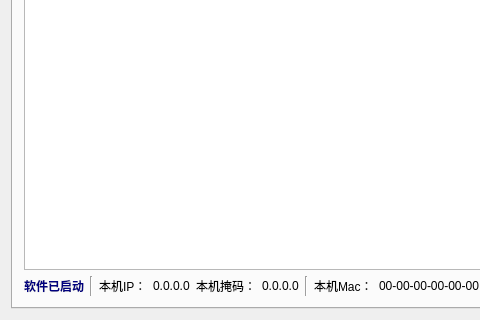
Above: widget.ui from Alex278/SnifferToolServer before the change; both pictures show x 0 to 480 and y 265 to 585 of the 850 by 585 pixel window. Below: the same form after it.
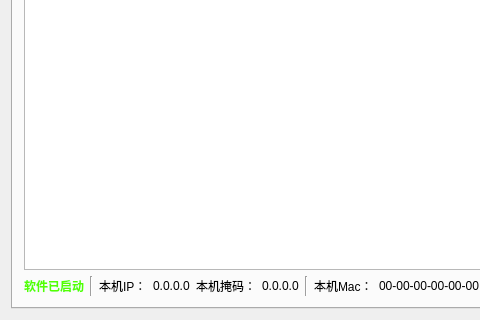
That is the form after the change.

```diff
--- a/widget.ui
+++ b/widget.ui
@@ -390,9 +390,8 @@
                   </size>
                  </property>
                  <property name="styleSheet">
-                  <string notr="true">QLabel{
-	
-	color: rgb(0, 0, 127);
+                  <string notr="true">QLabel{	
+	color: rgb(85, 255, 0);
 	font:bold;
 }</string>
                  </property>
```
